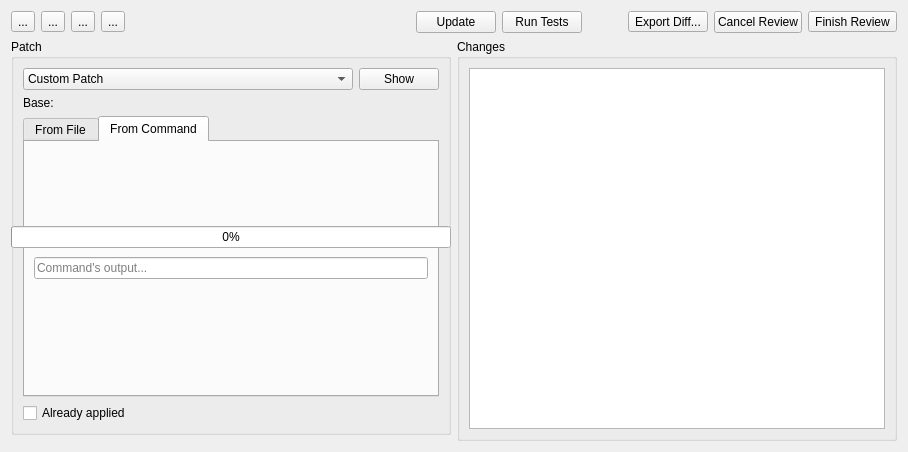
First picture: the form in plugins/patchreview/patchreview.ui, repository KDE/kdevelop, before the edit.
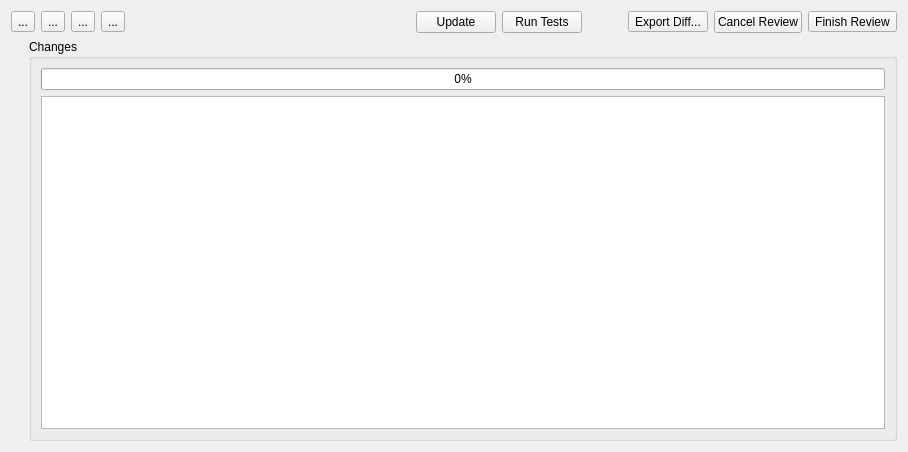
Second picture: the form after the edit. Custom widgets are drawn as their Qt base class.

Commit message:
Move the local patch UI into LocalPatchSource
This greatly simplifies the PatchReview interface. Local patches are
something to be reconsidered at the moment, anyway.

```diff
--- a/plugins/patchreview/patchreview.ui
+++ b/plugins/patchreview/patchreview.ui
@@ -14,7 +14,7 @@
    <string>Edit Patch</string>
   </property>
   <layout class="QGridLayout" name="gridLayout">
-   <item row="0" column="0" colspan="2">
+   <item row="0" column="0" colspan="4">
     <layout class="QHBoxLayout" name="horizontalLayout_3">
      <item>
       <widget class="QToolButton" name="previousFile">
@@ -137,119 +137,22 @@
      </item>
     </layout>
    </item>
-   <item row="1" column="0">
-    <widget class="QGroupBox" name="localPatchOptions">
-     <property name="title">
-      <string>Patch</string>
-     </property>
-     <layout class="QFormLayout" name="formLayout">
-      <item row="0" column="0" colspan="2">
-       <layout class="QHBoxLayout" name="horizontalLayout_4">
-        <item>
-         <widget class="QComboBox" name="patchSelection">
-          <item>
-           <property name="text">
-            <string>Custom Patch</string>
-           </property>
-          </item>
-         </widget>
-        </item>
-        <item>
-         <widget class="QPushButton" name="showButton">
-          <property name="sizePolicy">
-           <sizepolicy hsizetype="Maximum" vsizetype="Fixed">
-            <horstretch>0</horstretch>
-            <verstretch>0</verstretch>
-           </sizepolicy>
-          </property>
-          <property name="text">
-           <string>Show</string>
-          </property>
-         </widget>
-        </item>
-       </layout>
-      </item>
-      <item row="1" column="0">
-       <widget class="QLabel" name="label">
-        <property name="text">
-         <string>Base:</string>
-        </property>
-       </widget>
-      </item>
-      <item row="1" column="1">
-       <widget class="KUrlRequester" name="baseDir">
-        <property name="clickMessage">
-         <string>Patch base...</string>
-        </property>
-       </widget>
-      </item>
-      <item row="2" column="0" colspan="2">
-       <widget class="QTabWidget" name="tabWidget">
-        <property name="currentIndex">
-         <number>1</number>
-        </property>
-        <widget class="QWidget" name="fileTab">
-         <attribute name="title">
-          <string>From File</string>
-         </attribute>
-         <layout class="QVBoxLayout" name="verticalLayout_2">
-          <item>
-           <widget class="KUrlRequester" name="filename">
-            <property name="clickMessage">
-             <string>Patch location...</string>
-            </property>
-           </widget>
-          </item>
-         </layout>
-        </widget>
-        <widget class="QWidget" name="commandTab">
-         <attribute name="title">
-          <string>From Command</string>
-         </attribute>
-         <layout class="QHBoxLayout" name="horizontalLayout">
-          <item>
-           <widget class="QLineEdit" name="command">
-            <property name="placeholderText">
-             <string>Command's output...</string>
-            </property>
-           </widget>
-          </item>
-         </layout>
-        </widget>
-       </widget>
-      </item>
-      <item row="3" column="0" colspan="2">
-       <widget class="QCheckBox" name="applied">
-        <property name="toolTip">
-         <string>Patch is already applied on local version</string>
-        </property>
-        <property name="text">
-         <string>Already applied</string>
-        </property>
-        <property name="checked">
-         <bool>false</bool>
-        </property>
-       </widget>
-      </item>
-     </layout>
-    </widget>
-   </item>
    <item row="3" column="0">
     <layout class="QVBoxLayout" name="customWidgetsLayout"/>
    </item>
-   <item row="1" column="0">
-    <widget class="QProgressBar" name="testProgressBar">
-     <property name="value">
-      <number>0</number>
-     </property>
-    </widget>
-   </item>
-   <item row="1" column="1" rowspan="3">
+   <item row="1" column="3" rowspan="3">
     <widget class="QGroupBox" name="filesGroup">
      <property name="title">
       <string>Changes</string>
      </property>
      <layout class="QVBoxLayout" name="verticalLayout">
+      <item>
+       <widget class="QProgressBar" name="testProgressBar">
+        <property name="value">
+         <number>0</number>
+        </property>
+       </widget>
+      </item>
       <item>
        <widget class="QTreeView" name="filesList">
         <property name="editTriggers">
@@ -262,13 +165,6 @@
    </item>
   </layout>
  </widget>
- <customwidgets>
-  <customwidget>
-   <class>KUrlRequester</class>
-   <extends>QFrame</extends>
-   <header>kurlrequester.h</header>
-  </customwidget>
- </customwidgets>
  <resources/>
  <connections/>
 </ui>
```
The commit also changes 8 other files.
